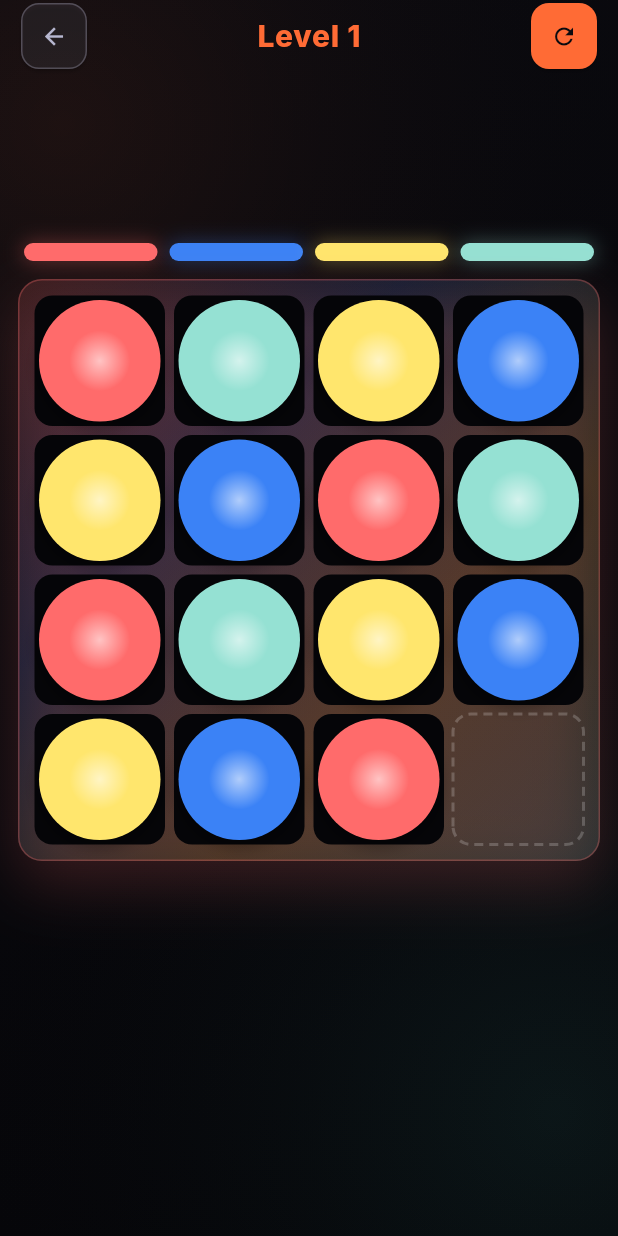
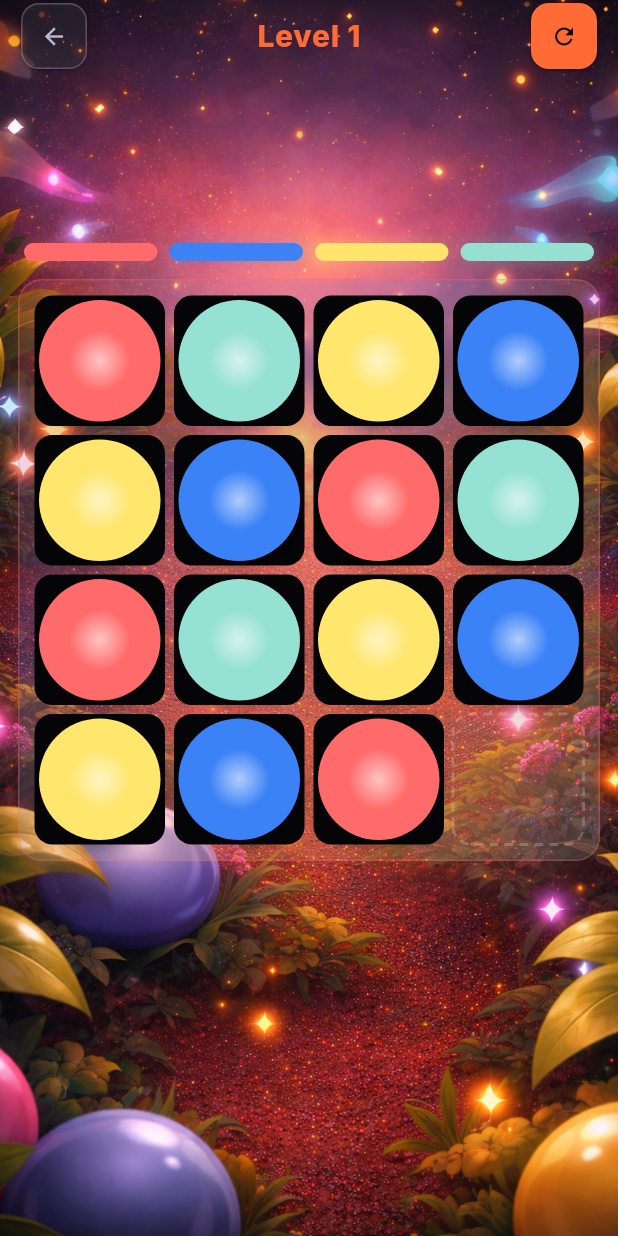
Before and after one commit to AgendeasSolution/color-slide, a Flutter app: the GameScreen screen opened directly, on a phone screen of 412 x 824 dp. Run offline on Flutter 3.47's test engine with Material 3 defaults, Android fonts, the phone set to English and light mode, and no system bars; our stand-ins replace audioplayers, connectivity_plus, firebase_core, google_mobile_ads, shared_preferences; missing offline and left inert: onesignal_flutter; accounts and stored records are empty; network calls fail; Roboto replaces fonts that are missing (Inter).

Commit message:
Replace gradient background with a new image in game screen for enhanced visual consistency

```diff
--- a/lib/screens/game_screen.dart
+++ b/lib/screens/game_screen.dart
@@ -600,49 +600,15 @@ class _GameScreenState extends State<GameScreen> with TickerProviderStateMixin {
     return Scaffold(
       body: Stack(
         children: [
-          // Background gradient - fills entire screen including safe areas
+          // Background image - fills entire screen including safe areas
           Container(
             width: double.infinity,
             height: double.infinity,
             decoration: const BoxDecoration(
-              gradient: LinearGradient(
-                colors: [AppColors.bgDark, AppColors.bgDarker],
-                begin: Alignment.topLeft,
-                end: Alignment.bottomRight,
+              image: DecorationImage(
+                image: AssetImage('assets/img/bg.png'),
+                fit: BoxFit.cover,
               ),
-            ),
-            child: Stack(
-              children: [
-                // Subtle gradient overlays for depth - matching home screen
-                Container(
-                  decoration: const BoxDecoration(
-                    gradient: RadialGradient(
-                      center: Alignment(-0.8, -0.8),
-                      radius: 1.0,
-                      colors: [
-                        Color(0x15FF6B35),
-                        Color(0x08FF6B35),
-                        Colors.transparent,
-                      ],
-                      stops: [0.0, 0.4, 1.0],
-                    ),
-                  ),
-                ),
-                Container(
-                  decoration: const BoxDecoration(
-                    gradient: RadialGradient(
-                      center: Alignment(0.8, 0.8),
-                      radius: 1.0,
-                      colors: [
-                        Color(0x154ECDC4),
-                        Color(0x084ECDC4),
-                        Colors.transparent,
-                      ],
-                      stops: [0.0, 0.4, 1.0],
-                    ),
-                  ),
-                ),
-              ],
             ),
           ),
           // Content with SafeArea
```
